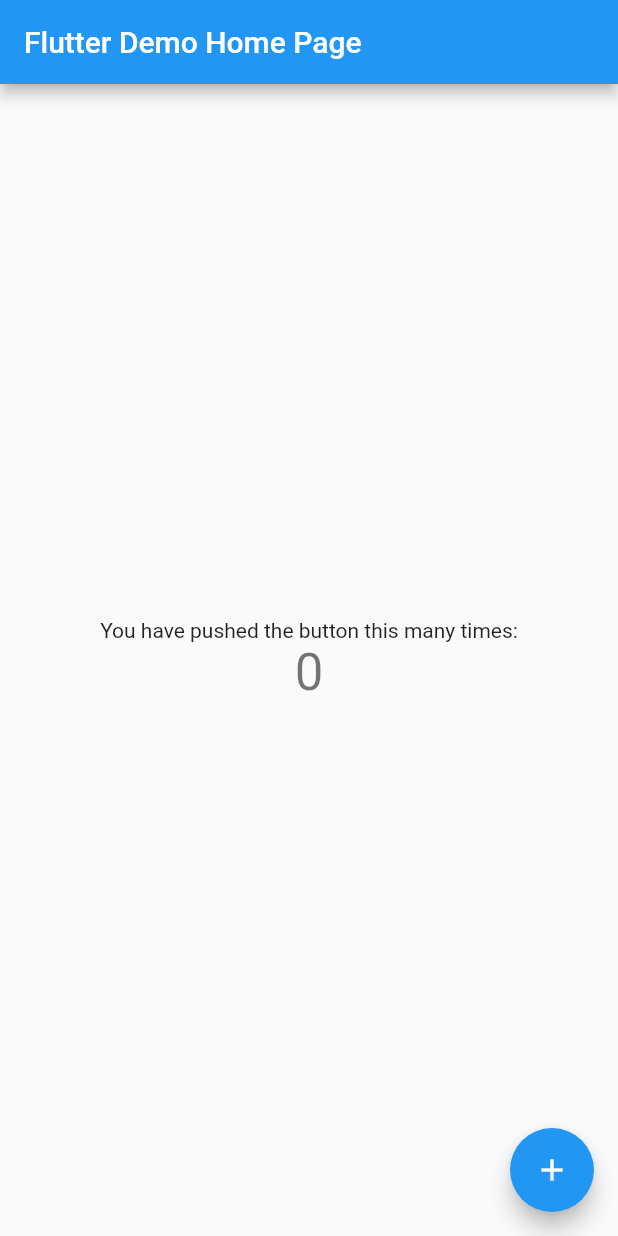
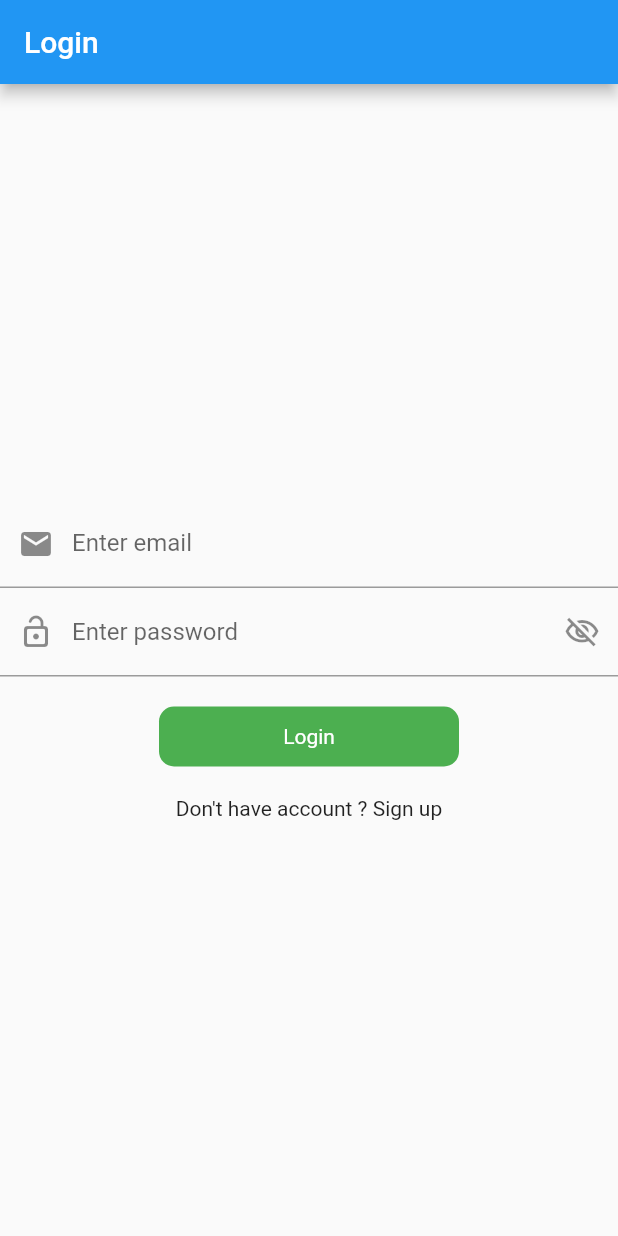
Before and after one commit to abdulquddus123/FlutterRestApiMVVMCleancodeArchitecture, a Flutter app: the screen it shows after launch, on a phone screen of 412 x 824 dp. Run offline on Flutter 3.47's test engine with Material 2 defaults, Android fonts, the phone set to English and light mode, and no system bars; our stand-ins replace another_flushbar, fluttertoast.

```diff
--- /dev/null
+++ b/lib/data/netwrok/BaseApiServices.dart
@@ -0,0 +1,4 @@
+abstract class BaseApiServices{
+  Future<dynamic> getGetApiResponse(String url);
+  Future<dynamic> getPostApiResponse(String url,dynamic data);
+}
--- /dev/null
+++ b/lib/data/response/status.dart
@@ -0,0 +1 @@
+enum Status{LOADING,COMPLETE,ERROR}
--- a/lib/main.dart
+++ b/lib/main.dart
@@ -1,4 +1,9 @@
 import 'package:flutter/material.dart';
+import 'package:provider/provider.dart';
+import 'package:restapi_with_mvvm_cleancode_architecture/utils/route/route_name.dart';
+import 'package:restapi_with_mvvm_cleancode_architecture/utils/route/routes.dart';
+import 'package:restapi_with_mvvm_cleancode_architecture/view/login_screen.dart';
+import 'package:restapi_with_mvvm_cleancode_architecture/view_model/autho_viewmodel.dart';
 
 void main() {
   runApp(const MyApp());
@@ -10,7 +15,9 @@ class MyApp extends StatelessWidget {
   // This widget is the root of your application.
   @override
   Widget build(BuildContext context) {
-    return MaterialApp(
+    return MultiProvider(providers: [
+      ChangeNotifierProvider(create: (_)=>AuthViewModel())
+    ], child: MaterialApp(
       title: 'Flutter Demo',
       theme: ThemeData(
         // This is the theme of your application.
@@ -24,92 +31,8 @@ class MyApp extends StatelessWidget {
         // is not restarted.
         primarySwatch: Colors.blue,
       ),
-      home: const MyHomePage(title: 'Flutter Demo Home Page'),
-    );
+      initialRoute: RouteName.login,
+      onGenerateRoute: Routes.generateRoute,
+    ),);
   }
 }
-
-class MyHomePage extends StatefulWidget {
-  const MyHomePage({Key? key, required this.title}) : super(key: key);
-
-  // This widget is the home page of your application. It is stateful, meaning
-  // that it has a State object (defined below) that contains fields that affect
-  // how it looks.
-
-  // This class is the configuration for the state. It holds the values (in this
-  // case the title) provided by the parent (in this case the App widget) and
-  // used by the build method of the State. Fields in a Widget subclass are
-  // always marked "final".
-
-  final String title;
-
-  @override
-  State<MyHomePage> createState() => _MyHomePageState();
-}
-
-class _MyHomePageState extends State<MyHomePage> {
-  int _counter = 0;
-
-  void _incrementCounter() {
-    setState(() {
-      // This call to setState tells the Flutter framework that something has
-      // changed in this State, which causes it to rerun the build method below
-      // so that the display can reflect the updated values. If we changed
-      // _counter without calling setState(), then the build method would not be
-      // called again, and so nothing would appear to happen.
-      _counter++;
-    });
-  }
-
-  @override
-  Widget build(BuildContext context) {
-    // This method is rerun every time setState is called, for instance as done
-    // by the _incrementCounter method above.
-    //
-    // The Flutter framework has been optimized to make rerunning build methods
-    // fast, so that you can just rebuild anything that needs updating rather
-    // than having to individually change instances of widgets.
-    return Scaffold(
-      appBar: AppBar(
-        // Here we take the value from the MyHomePage object that was created by
-        // the App.build method, and use it to set our appbar title.
-        title: Text(widget.title),
-      ),
-      body: Center(
-        // Center is a layout widget. It takes a single child and positions it
-        // in the middle of the parent.
-        child: Column(
-          // Column is also a layout widget. It takes a list of children and
-          // arranges them vertically. By default, it sizes itself to fit its
-          // children horizontally, and tries to be as tall as its parent.
-          //
-          // Invoke "debug painting" (press "p" in the console, choose the
-          // "Toggle Debug Paint" action from the Flutter Inspector in Android
-          // Studio, or the "Toggle Debug Paint" command in Visual Studio Code)
-          // to see the wireframe for each widget.
-          //
-          // Column has various properties to control how it sizes itself and
-          // how it positions its children. Here we use mainAxisAlignment to
-          // center the children vertically; the main axis here is the vertical
-          // axis because Columns are vertical (the cross axis would be
-          // horizontal).
-          mainAxisAlignment: MainAxisAlignment.center,
-          children: <Widget>[
-            const Text(
-              'You have pushed the button this many times:',
-            ),
-            Text(
-              '$_counter',
-              style: Theme.of(context).textTheme.headline4,
-            ),
-          ],
-        ),
-      ),
-      floatingActionButton: FloatingActionButton(
-        onPressed: _incrementCounter,
-        tooltip: 'Increment',
-        child: const Icon(Icons.add),
-      ), // This trailing comma makes auto-formatting nicer for build methods.
-    );
-  }
-}
--- /dev/null
+++ b/lib/res/app_url.dart
@@ -0,0 +1,5 @@
+class AppUrl{
+static var baseUrl="https://reqres.in";
+static var loginApiEndPoint='$baseUrl/api/login';
+static var registerApiEndPoint='$baseUrl/api/register';
+}
--- /dev/null
+++ b/lib/res/color.dart
@@ -0,0 +1,7 @@
+import 'package:flutter/material.dart';
+
+class AppColors{
+  static const Color blackColor=Color(0xFF000000);
+  static const Color whiteColor=Color(0xFFFFFFFF);
+  static const Color buttonColor=Colors.green;
+}
--- /dev/null
+++ b/lib/res/components/round_button.dart
@@ -0,0 +1,33 @@
+import 'package:flutter/material.dart';
+import 'package:restapi_with_mvvm_cleancode_architecture/res/color.dart';
+
+class RoundButton extends StatelessWidget {
+  final String title;
+  final bool loading;
+  final VoidCallback onPress;
+
+  const RoundButton(
+      {Key? key,
+      required this.title,
+      this.loading = false,
+      required this.onPress})
+      : super(key: key);
+
+  @override
+  Widget build(BuildContext context) {
+    return InkWell(
+      onTap: onPress,
+      child: Container(
+        height: 40,
+        width: 200,
+        decoration: BoxDecoration(color: AppColors.buttonColor,borderRadius: BorderRadius.circular(10)),
+        child:  Center(
+          child:loading?CircularProgressIndicator(color: Colors.white,): Text(
+            title,
+            style: TextStyle(color: AppColors.whiteColor),
+          ),
+        ),
+      ),
+    );
+  }
+}
--- /dev/null
+++ b/lib/utils/route/route_name.dart
@@ -0,0 +1,5 @@
+class RouteName{
+  static const String login="login_screen";
+  static const String home='home_screen';
+  static const String signUp="signup_screen";
+}
--- /dev/null
+++ b/lib/utils/route/routes.dart
@@ -0,0 +1,30 @@
+import 'package:flutter/material.dart';
+import 'package:restapi_with_mvvm_cleancode_architecture/utils/route/route_name.dart';
+import 'package:restapi_with_mvvm_cleancode_architecture/view/login_screen.dart';
+import 'package:restapi_with_mvvm_cleancode_architecture/view/main_screen.dart';
+import 'package:restapi_with_mvvm_cleancode_architecture/view/signup_screen.dart';
+
+class Routes {
+  static Route<dynamic> generateRoute(RouteSettings settings) {
+    switch (settings.name) {
+      case RouteName.home:
+        return MaterialPageRoute(
+            builder: (BuildContext context) => const HomeScreen());
+      case RouteName.login:
+        return MaterialPageRoute(
+            builder: (BuildContext context) => const LoginScreen());
+
+      case RouteName.signUp:
+        return MaterialPageRoute(builder: (BuildContext context)=> const SignUpScreen());
+
+      default:
+        return MaterialPageRoute(builder: (_) {
+          return const Scaffold(
+            body: Center(
+              child: Text("No route defined"),
+            ),
+          );
+        });
+    }
+  }
+}
--- /dev/null
+++ b/lib/view/login_screen.dart
@@ -0,0 +1,109 @@
+import 'package:flutter/material.dart';
+import 'package:restapi_with_mvvm_cleancode_architecture/res/components/round_button.dart';
+import 'package:restapi_with_mvvm_cleancode_architecture/utils/route/route_name.dart';
+import 'package:restapi_with_mvvm_cleancode_architecture/utils/route/routes.dart';
+import 'package:restapi_with_mvvm_cleancode_architecture/utils/utils.dart';
+import 'package:restapi_with_mvvm_cleancode_architecture/view/main_screen.dart';
+import 'package:restapi_with_mvvm_cleancode_architecture/view_model/autho_viewmodel.dart';
+import 'package:provider/provider.dart';
+
+class LoginScreen extends StatefulWidget {
+  const LoginScreen({Key? key}) : super(key: key);
+
+  @override
+  State<LoginScreen> createState() => _LoginScreenState();
+}
+
+class _LoginScreenState extends State<LoginScreen> {
+  TextEditingController _emailController = TextEditingController();
+  TextEditingController _passwordController = TextEditingController();
+
+  final ValueNotifier<bool> _obsecurePassword = ValueNotifier<bool>(true);
+
+  FocusNode emailFocusNode = FocusNode();
+  FocusNode passwordFocusNode = FocusNode();
+
+  @override
+  Widget build(BuildContext context) {
+    final _authViewModel = Provider.of<AuthViewModel>(context);
+    return Scaffold(
+      appBar: AppBar(
+        title: const Text("Login"),
+      ),
+      body: SafeArea(
+        child: Column(
+          mainAxisAlignment: MainAxisAlignment.center,
+          crossAxisAlignment: CrossAxisAlignment.center,
+          children: [
+            TextFormField(
+              controller: _emailController,
+              keyboardType: TextInputType.emailAddress,
+              focusNode: emailFocusNode,
+              decoration: const InputDecoration(
+                  hintText: 'Enter email',
+                  labelText: 'Enter email',
+                  prefixIcon: Icon(Icons.email)),
+              onFieldSubmitted: (value) {
+                Utils.fieldFocusChange(
+                    context, emailFocusNode, passwordFocusNode);
+              },
+            ),
+            ValueListenableBuilder(
+              valueListenable: _obsecurePassword,
+              builder: (context, value, child) {
+                return TextFormField(
+                  controller: _passwordController,
+                  focusNode: passwordFocusNode,
+                  obscureText: _obsecurePassword.value,
+                  decoration: InputDecoration(
+                      hintText: "Enter password",
+                      labelText: "Enter password",
+                      prefixIcon: Icon(Icons.lock_open_rounded),
+                      suffixIcon: InkWell(
+                        onTap: () {
+                          _obsecurePassword.value = !_obsecurePassword.value;
+                        },
+                        child: Icon(_obsecurePassword.value
+                            ? Icons.visibility_off_outlined
+                            : Icons.visibility),
+                      )),
+                );
+              },
+            ),
+            SizedBox(
+              height: 20,
+            ),
+            RoundButton(
+              title: "Login",
+              loading: _authViewModel.loading,
+              onPress: () {
+                if (_emailController.text.isEmpty) {
+                  Utils.flashBarErrorMessage(
+                      "Please enter your email", context);
+                } else if (_passwordController.text.isEmpty) {
+                  Utils.flashBarErrorMessage("Enter your password", context);
+                } else if (_passwordController.text.length < 6) {
+                  Utils.flashBarErrorMessage(
+                      "Please enter 6 digit password", context);
+                } else {
+                  Map data = {
+                    'email': _emailController.text.toString(),
+                    'password': _passwordController.text.toString()
+                  };
+                  _authViewModel.loginApi(data, context);
+                  print("api call");
+                }
+              },
+            ),
+            SizedBox(
+              height: 20,
+            ),
+            InkWell(onTap: () {
+              Navigator.pushNamed(context, RouteName.signUp);
+            }, child: Text("Don't have account ? Sign up"))
+          ],
+        ),
+      ),
+    );
+  }
+}
```
Also changed, not shown: lib/data/netwrok/NetworkApiService.dart (added, +54 -0 lines), lib/data/response/api_response.dart (added, +17 -0 lines), lib/repository/autho_repository.dart (added, +27 -0 lines), lib/utils/utils.dart (added, +42 -0 lines), lib/view/main_screen.dart (added, +19 -0 lines), lib/view/signup_screen.dart (added, +106 -0 lines), lib/view_model/autho_viewmodel.dart (added, +62 -0 lines).
